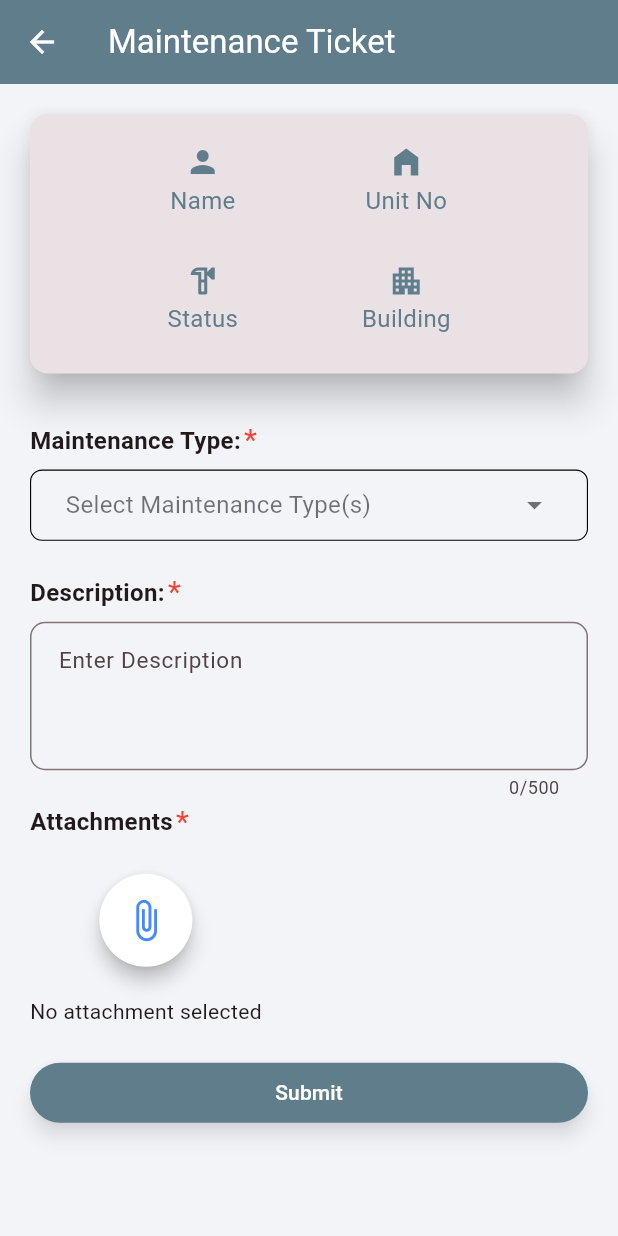
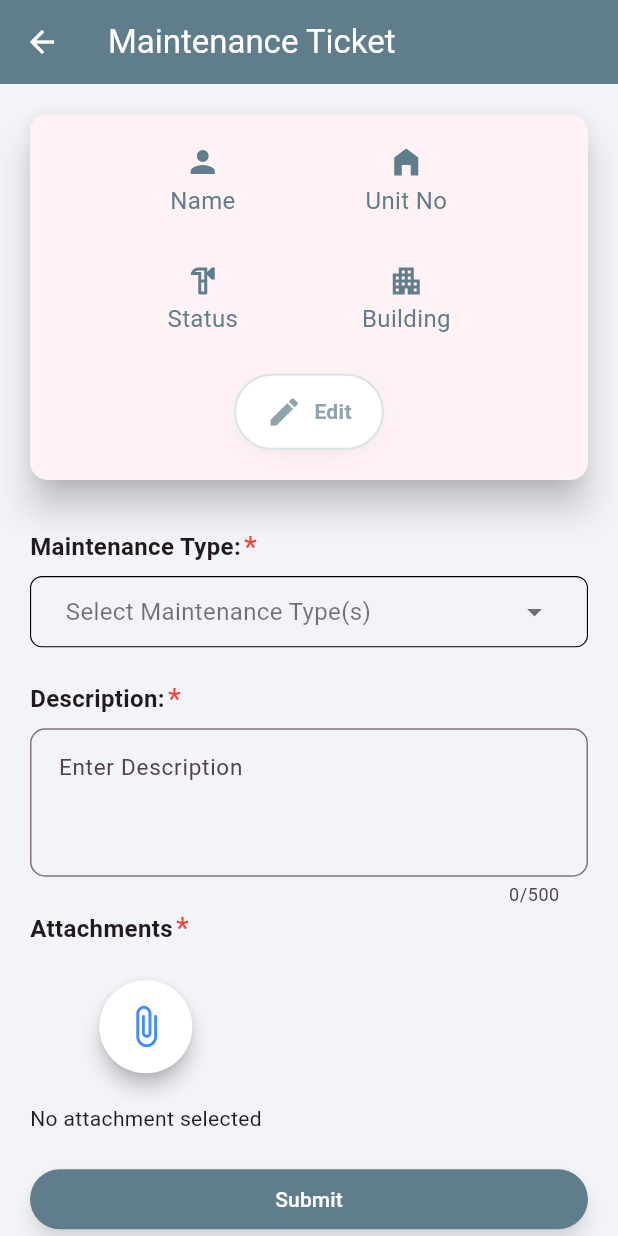
Before and after one commit to abdhmd2022/cshrealestatemobileapp-v1.0, a Flutter app: the MaintenanceTicketCreation screen opened directly, on a phone screen of 412 x 824 dp. Run offline on Flutter 3.47's test engine with Material 3 defaults, Android fonts, the phone set to English and light mode, and no system bars; drawn by our look-alikes of multi_select_flutter; our stand-ins replace file_picker, fl_chart, image_picker, shared_preferences; accounts and stored records are empty.

Commit message:
"Commit for real estate mobile app"

```diff
--- a/lib/Login.dart
+++ b/lib/Login.dart
@@ -87,7 +87,8 @@ class _LoginPageState extends State<Login> {
                   end: Alignment.bottomCenter
               ),
             ),*/
-            child:    Column(
+            child:    SingleChildScrollView(
+              child:  Column(
                   children: [
                     Container(
                         padding: EdgeInsets.only(top: 50,bottom: 30),
@@ -99,7 +100,7 @@ class _LoginPageState extends State<Login> {
 
                     Visibility(
                         visible: isVisibleLoginForm,
-                      child:Expanded(child:  Container(
+                        child:Container(
                             padding: EdgeInsets.only(left: 32,right: 32,top : 70),
                             decoration: BoxDecoration(
                                 color: Colors.white,
@@ -119,6 +120,8 @@ class _LoginPageState extends State<Login> {
                             child:Form(
                                 key: _formKey,
                                 child: ListView(
+                                    shrinkWrap: true,
+                                    physics: NeverScrollableScrollPhysics(),
                                     children: [
                                       Container(padding: EdgeInsets.only(top: 5),
                                         child: TextFormField(
@@ -315,11 +318,12 @@ class _LoginPageState extends State<Login> {
                                                           decoration: TextDecoration.underline))
                                                 ])))*/]))
 
-                      ),)
+                        )
                     ),
                     /*Visibility(
                       visible: isVisibleResetPassForm,
                       child:Expanded(child:Container(
+
 
                           padding: EdgeInsets.only(left: 32,right: 32,top: 70),
                           decoration: BoxDecoration(
@@ -617,5 +621,7 @@ class _LoginPageState extends State<Login> {
                                     )
                                   ]
                               ))))),*/
-                ]))
+                  ])
+            ),
+           )
         );}}
--- a/lib/MaintenanceTicketCreation.dart
+++ b/lib/MaintenanceTicketCreation.dart
@@ -245,6 +245,7 @@ class _MaintenanceTicketCreationPageState extends State<MaintenanceTicketCreatio
   Widget build(BuildContext context) {
     return Scaffold(
       key: _scaffoldKey,
+
         backgroundColor: const Color(0xFFF2F4F8),
         appBar: AppBar(
           backgroundColor: appbar_color,
@@ -317,12 +318,15 @@ class _MaintenanceTicketCreationPageState extends State<MaintenanceTicketCreatio
                     ),*/
 
                     Card(
-                        surfaceTintColor: Colors.blueGrey,
+                        surfaceTintColor: Colors.white,
                         elevation: 10,
                       margin: EdgeInsets.only(left: 20,right: 20, top: 20),
                         child:  Container(
                             padding: EdgeInsets.all(20),
-                            child:Row(
+                            child:Column(
+                              children: [
+
+                                Row(
                                   mainAxisAlignment: MainAxisAlignment.center,
                                   crossAxisAlignment: CrossAxisAlignment.center,
                                   children: [
@@ -409,8 +413,28 @@ class _MaintenanceTicketCreationPageState extends State<MaintenanceTicketCreatio
                                           ),
                                         ],)
                                       ,),
-                          ],))
+                                  ],),
+                                SizedBox(height: 10,),
+
+                                      Row(
+                                        mainAxisAlignment: MainAxisAlignment.center,
+                                        crossAxisAlignment: CrossAxisAlignment.center,
+
+                                        children: [
+
+                                        _buildDecentButton('Edit',
+                                            Icons.edit,
+                                            Colors.blueGrey.shade300,
+                                                ()
+                                            {
+
+                                            })
+                                      ],)
+                              ],
                             ),
+                            )
+                      ),
+
 
                     Container(
                       margin: EdgeInsets.only(left: 20,right: 20,top: 30),
@@ -452,6 +476,7 @@ class _MaintenanceTicketCreationPageState extends State<MaintenanceTicketCreatio
                             border: Border.all(color: Colors.black, width: 0.75),
                           ),
                           child: MultiSelectDialogField(
+
                             items: maintenance_types_list
                                 .map((type) => MultiSelectItem<String>(type, type))
                                 .toList(),
@@ -561,6 +586,7 @@ class _MaintenanceTicketCreationPageState extends State<MaintenanceTicketCreatio
                                   right: 20
                               ),
                               child: TextFormField(
+
                                   controller: _descriptionController,
                                   keyboardType: TextInputType.multiline,
                                   maxLength: 500, // Limit input to 500 characters
@@ -747,3 +773,45 @@ class _MaintenanceTicketCreationPageState extends State<MaintenanceTicketCreatio
             )
             )
     );}}
+
+Widget _buildDecentButton(
+    String label, IconData icon, Color color, VoidCallback onPressed) {
+  return InkWell(
+    onTap: onPressed,
+    borderRadius: BorderRadius.circular(30.0),
+    splashColor: color.withOpacity(0.2),
+    highlightColor: color.withOpacity(0.1),
+    child: Container(
+      margin: EdgeInsets.only(top: 10.0),
+      padding: EdgeInsets.symmetric(horizontal: 20.0, vertical: 12.0),
+      decoration: BoxDecoration(
+        borderRadius: BorderRadius.circular(30.0),
+        color: Colors.white,
+        border: Border.all(
+          color: color.withOpacity(0.3),
+          width: 1.5,
+        ),
+        boxShadow: [
+          BoxShadow(
+            color: color.withOpacity(0.1),
+            blurRadius: 8.0,
+            offset: Offset(0, 4),
+          ),
+        ],
+      ),
+      child: Row(
+        children: [
+          Icon(icon, color: color),
+          SizedBox(width: 8.0),
+          Text(
+            label,
+            style: TextStyle(
+              color: color,
+              fontWeight: FontWeight.w600,
+            ),
+          ),
+        ],
+      ),
+    ),
+  );
+}
--- a/lib/Sidebar.dart
+++ b/lib/Sidebar.dart
@@ -239,7 +239,7 @@ class Sidebar extends StatelessWidget {
                     );
                   }),*/
 
-              ListTile(
+              /*ListTile(
                   title: Text('Available Units'),
                   leading: Icon(Icons.layers,
                     color: Colors.black,
@@ -251,7 +251,7 @@ class Sidebar extends StatelessWidget {
 
                       MaterialPageRoute(builder: (context) => AvailableUnitsReport()),          // navigate to users screen
                     );
-                  }),
+                  }),*/
 
               ListTile(
                   title: Text('Tenant Complaint'),
```
Lines whose indentation alone changed are shown as unchanged.
